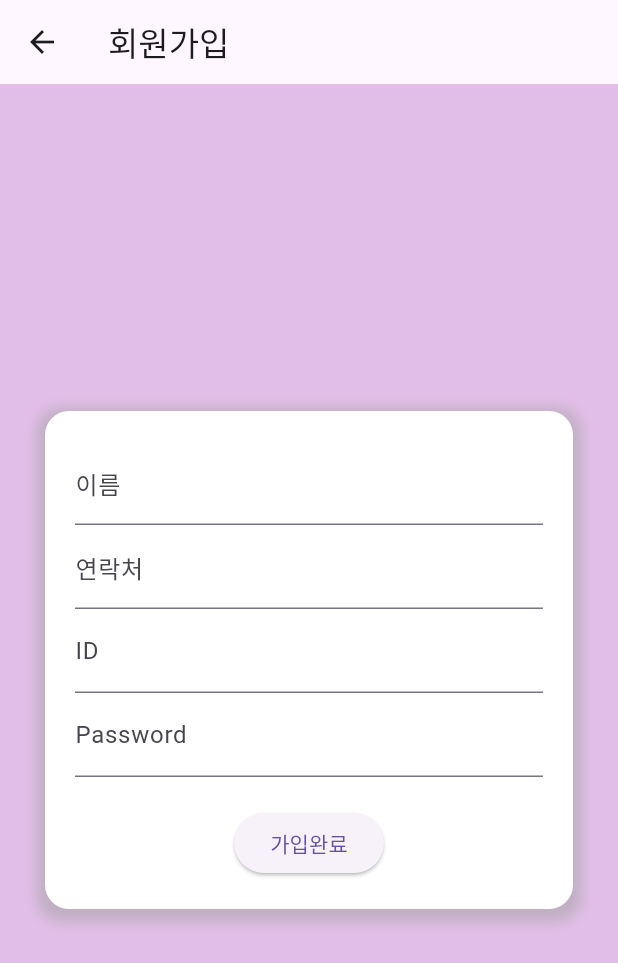
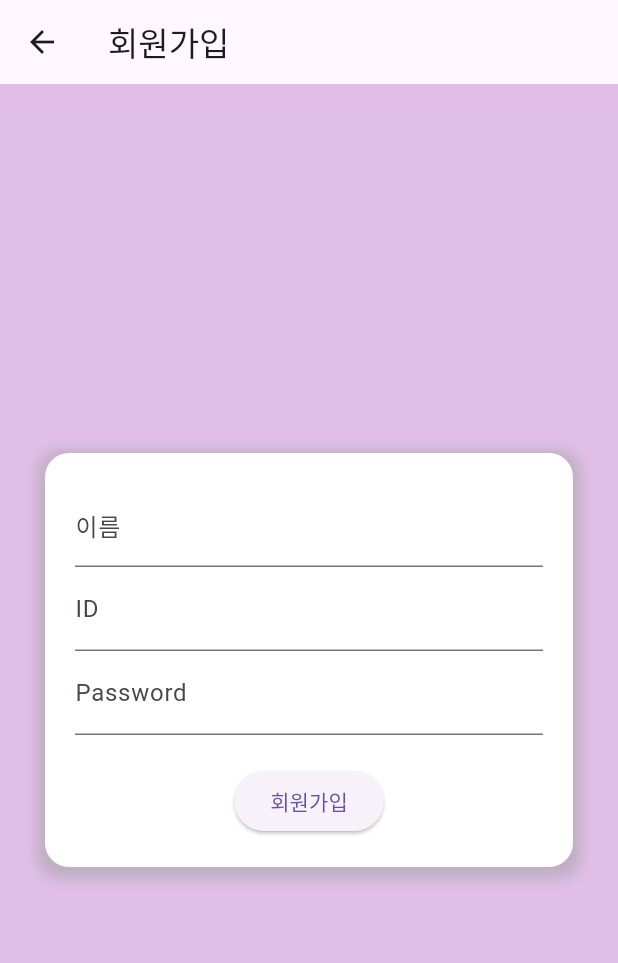
Before and after one commit to Lunamana00/Fullstack_dart_flutter, a Flutter app: the RegisterPage screen opened by its route, on a phone screen of 412 x 824 dp. Shown: the top 963 px of the screen. Run offline on Flutter 3.47's test engine with Material 3 defaults, Android fonts, the light colour scheme and no system bars; our stand-ins replace image_picker, table_calendar.

Commit message:
server_register
회원가입 기능 구현

```diff
--- a/lib/pg_register.dart
+++ b/lib/pg_register.dart
@@ -41,10 +41,6 @@ class RegisterPage extends StatelessWidget {
                   decoration: InputDecoration(labelText: '이름'),
                 ),
                 TextField(
-                  controller: contactController,
-                  decoration: InputDecoration(labelText: '연락처'),
-                ),
-                TextField(
                   controller: idController,
                   decoration: InputDecoration(labelText: 'ID'),
                 ),
@@ -62,7 +58,6 @@ class RegisterPage extends StatelessWidget {
                       headers: {'Content-Type': 'application/json'},
                       body: jsonEncode({
                         'name': nameController.text,
-                        'p_num': contactController.text,
                         'id': idController.text,
                         'pw': passwordController.text,
                       }),
@@ -70,6 +65,9 @@ class RegisterPage extends StatelessWidget {
 
                     if (response.statusCode == 200) {
                       Navigator.pushReplacementNamed(context, '/login');
+                      ScaffoldMessenger.of(context).showSnackBar(
+                        SnackBar(content: Text('회원가입 완료')),
+                      );
                     } else if (response.statusCode == 101) {
                       ScaffoldMessenger.of(context).showSnackBar(
                         SnackBar(content: Text('중복된 아이디 입니다')),
@@ -80,7 +78,7 @@ class RegisterPage extends StatelessWidget {
                       );
                     }
                   },
-                  child: Text('가입완료'),
+                  child: Text('회원가입'),
                   style: ElevatedButton.styleFrom(),
                 ),
               ],
```
